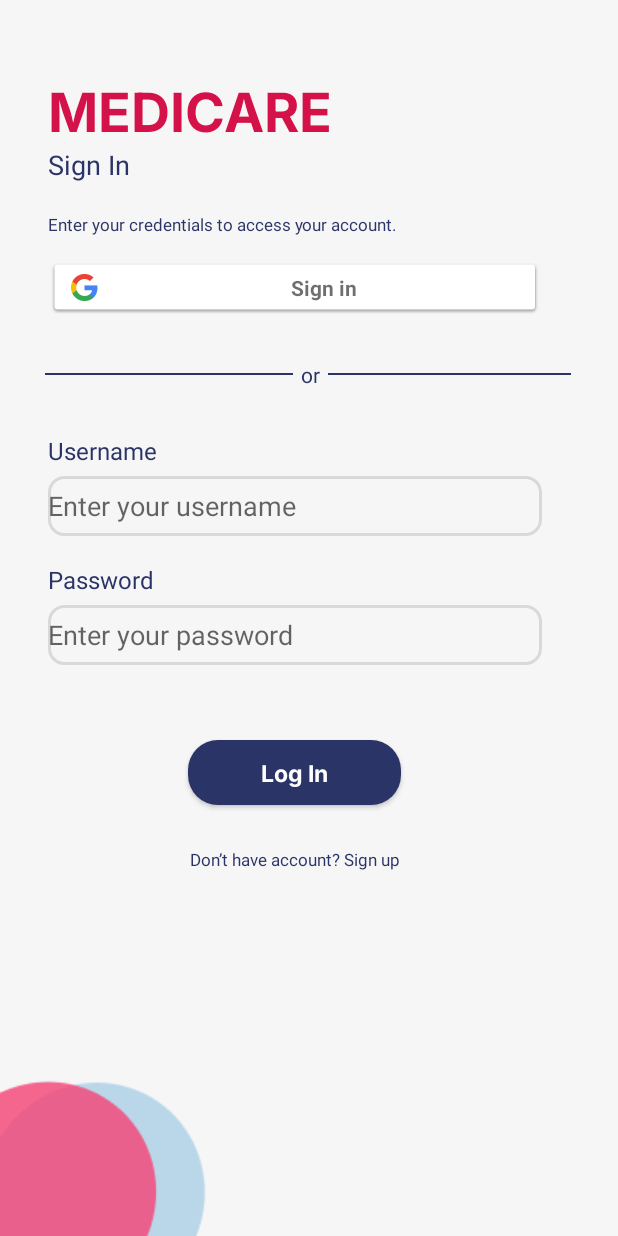
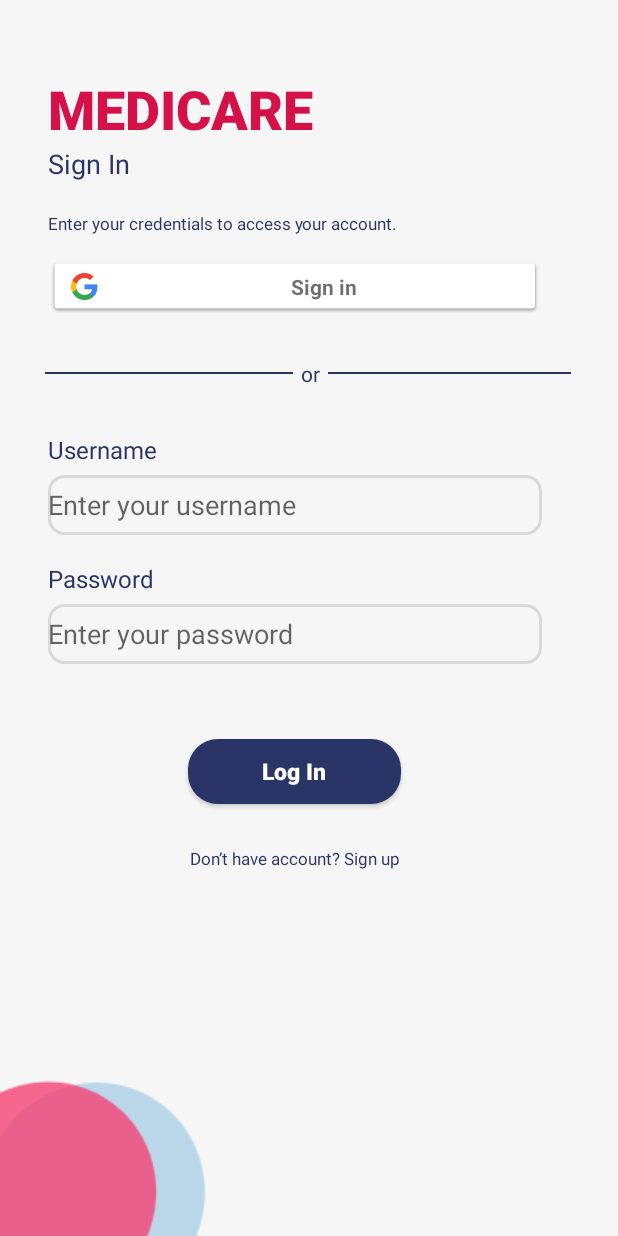
Before and after one commit to nadhnoor/FinalProjectMedicare, an Android app: the screen it shows after launch (loginPage), on a phone screen of 412 x 824 dp. Run offline under Robolectric (Android 15) with nearby library versions, the phone set to English and light mode, and no system bars; Roboto replaces fonts that are not available here.

Commit message:
ubah font

```diff
--- a/app/src/main/res/font/inter_bold.xml
+++ /dev/null
@@ -1,7 +0,0 @@
-<?xml version="1.0" encoding="utf-8"?>
-<font-family xmlns:app="http://schemas.android.com/apk/res-auto"
-        app:fontProviderAuthority="com.google.android.gms.fonts"
-        app:fontProviderPackage="com.google.android.gms"
-        app:fontProviderQuery="name=Inter&amp;weight=700"
-        app:fontProviderCerts="@array/com_google_android_gms_fonts_certs">
-</font-family>
--- a/app/src/main/res/layout/activity_dashboard.xml
+++ b/app/src/main/res/layout/activity_dashboard.xml
@@ -23,7 +23,7 @@
             android:id="@+id/txtWelcome"
             android:layout_width="wrap_content"
             android:layout_height="wrap_content"
-            android:fontFamily="@font/inter_bold"
+            android:fontFamily="sans-serif-black"
             android:text="Welcome!"
             android:textColor="@color/white"
             android:textSize="22dp"
--- a/app/src/main/res/layout/activity_login_page.xml
+++ b/app/src/main/res/layout/activity_login_page.xml
@@ -13,7 +13,7 @@
         android:layout_height="wrap_content"
         android:layout_marginStart="32dp"
         android:layout_marginTop="48dp"
-        android:fontFamily="@font/inter_bold"
+        android:fontFamily="sans-serif-black"
         android:text="MEDICARE"
         android:textColor="#D41249"
         android:textSize="36sp"
@@ -124,7 +124,7 @@
             android:ems="10"
             android:hint="@string/username"
             android:inputType="textPersonName"
-            tools:ignore="TouchTargetSizeCheck" />
+            tools:ignore="TouchTargetSizeCheck"/>
 
         <TextView
             android:id="@+id/txt_password"
@@ -155,7 +155,7 @@
             android:layout_marginTop="50dp"
             android:background="@drawable/btn_bluedark"
             android:elevation="20dp"
-            android:fontFamily="@font/inter_bold"
+            android:fontFamily="sans-serif-black"
             android:text="Log In"
             android:textAllCaps="false"
             android:textColor="@color/white"
--- a/app/src/main/res/layout/activity_registrasi_page.xml
+++ b/app/src/main/res/layout/activity_registrasi_page.xml
@@ -12,7 +12,7 @@
         android:layout_height="wrap_content"
         android:layout_marginStart="32dp"
         android:layout_marginTop="48dp"
-        android:fontFamily="@font/inter_bold"
+        android:fontFamily="@font/nunito_sans_semibold"
         android:text="MEDICARE"
         android:textColor="#D41249"
         android:textSize="36sp"
--- a/app/src/main/res/values/preloaded_fonts.xml
+++ b/app/src/main/res/values/preloaded_fonts.xml
@@ -1,9 +1,6 @@
 <?xml version="1.0" encoding="utf-8"?>
 <resources>
     <array name="preloaded_fonts" translatable="false">
-        <item>@font/inter</item>
-        <item>@font/inter_bold</item>
-        <item>@font/inter_semibold</item>
         <item>@font/numans</item>
         <item>@font/nunito_sans_semibold</item>
     </array>
```
Also changed, not shown: app/src/main/res/font/inter.xml (deleted, +0 -7 lines), app/src/main/res/font/inter_semibold.xml (deleted, +0 -7 lines).
